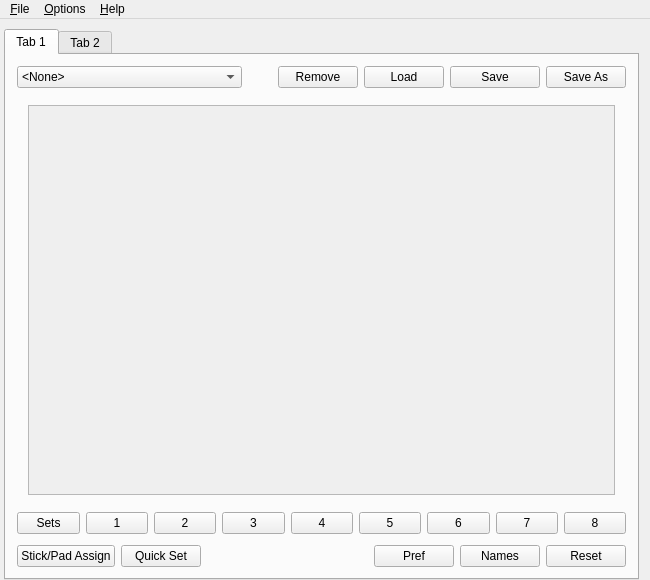
This is src/mainwindow.ui in AntiMicroX/antimicrox as Qt 5 draws it before an edit. The edited form follows.
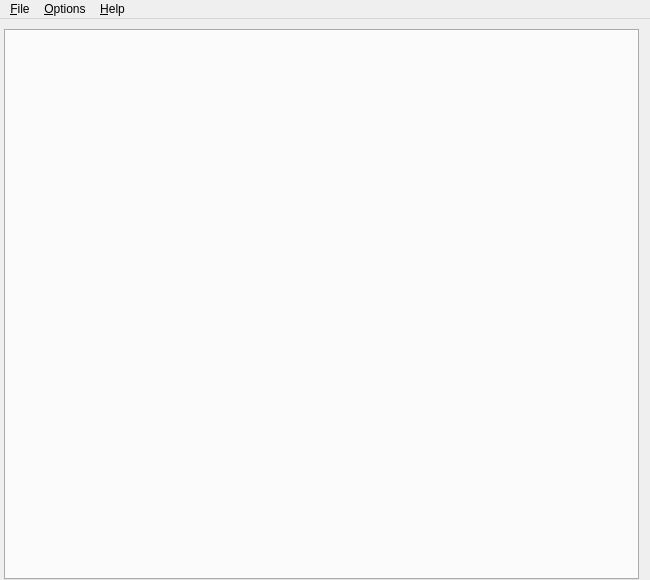
This is the edited form. Icons and pictures are not drawn. Custom widgets are drawn as their Qt base class.

Commit message: AutoProfile prototype for Linux.

```diff
--- a/src/mainwindow.ui
+++ b/src/mainwindow.ui
@@ -144,436 +144,6 @@
           <property name="movable">
            <bool>false</bool>
           </property>
-          <widget class="QWidget" name="tab">
-           <property name="sizePolicy">
-            <sizepolicy hsizetype="MinimumExpanding" vsizetype="MinimumExpanding">
-             <horstretch>0</horstretch>
-             <verstretch>0</verstretch>
-            </sizepolicy>
-           </property>
-           <property name="layoutDirection">
-            <enum>Qt::LeftToRight</enum>
-           </property>
-           <attribute name="title">
-            <string>Tab 1</string>
-           </attribute>
-           <layout class="QVBoxLayout" name="verticalLayout_5">
-            <item>
-             <layout class="QHBoxLayout" name="horizontalLayout">
-              <item>
-               <widget class="QComboBox" name="configBox">
-                <property name="sizePolicy">
-                 <sizepolicy hsizetype="Expanding" vsizetype="Preferred">
-                  <horstretch>0</horstretch>
-                  <verstretch>0</verstretch>
-                 </sizepolicy>
-                </property>
-                <property name="editable">
-                 <bool>false</bool>
-                </property>
-                <item>
-                 <property name="text">
-                  <string>&lt;None&gt;</string>
-                 </property>
-                </item>
-               </widget>
-              </item>
-              <item>
-               <spacer name="horizontalSpacer">
-                <property name="orientation">
-                 <enum>Qt::Horizontal</enum>
-                </property>
-                <property name="sizeType">
-                 <enum>QSizePolicy::Fixed</enum>
-                </property>
-                <property name="sizeHint" stdset="0">
-                 <size>
-                  <width>30</width>
-                  <height>20</height>
-                 </size>
-                </property>
-               </spacer>
-              </item>
-              <item>
-               <widget class="QPushButton" name="removeButton">
-                <property name="toolTip">
-                 <string>Remove configuration from recent list.</string>
-                </property>
-                <property name="text">
-                 <string>Remove</string>
-                </property>
-                <property name="icon">
-                 <iconset theme="edit-clear-list">
-                  <normaloff/>
-                 </iconset>
-                </property>
-               </widget>
-              </item>
-              <item>
-               <widget class="QPushButton" name="pushButton_8">
-                <property name="sizePolicy">
-                 <sizepolicy hsizetype="Preferred" vsizetype="Preferred">
-                  <horstretch>0</horstretch>
-                  <verstretch>0</verstretch>
-                 </sizepolicy>
-                </property>
-                <property name="minimumSize">
-                 <size>
-                  <width>0</width>
-                  <height>0</height>
-                 </size>
-                </property>
-                <property name="toolTip">
-                 <string>Load configuration file.</string>
-                </property>
-                <property name="text">
-                 <string>Load</string>
-                </property>
-                <property name="icon">
-                 <iconset theme="document-open">
-                  <normaloff/>
-                 </iconset>
-                </property>
-               </widget>
-              </item>
-              <item>
-               <widget class="QPushButton" name="pushButton_7">
-                <property name="sizePolicy">
-                 <sizepolicy hsizetype="Preferred" vsizetype="Preferred">
-                  <horstretch>0</horstretch>
-                  <verstretch>0</verstretch>
-                 </sizepolicy>
-                </property>
-                <property name="minimumSize">
-                 <size>
-                  <width>90</width>
-                  <height>0</height>
-                 </size>
-                </property>
-                <property name="toolTip">
-                 <string>Save changes to configuration file.</string>
-                </property>
-                <property name="text">
-                 <string>Save</string>
-                </property>
-                <property name="icon">
-                 <iconset theme="document-save">
-                  <normaloff/>
-                 </iconset>
-                </property>
-               </widget>
-              </item>
-              <item>
-               <widget class="QPushButton" name="pushButton_2">
-                <property name="sizePolicy">
-                 <sizepolicy hsizetype="Preferred" vsizetype="Preferred">
-                  <horstretch>0</horstretch>
-                  <verstretch>0</verstretch>
-                 </sizepolicy>
-                </property>
-                <property name="minimumSize">
-                 <size>
-                  <width>0</width>
-                  <height>0</height>
-                 </size>
-                </property>
-                <property name="maximumSize">
-                 <size>
-                  <width>16777215</width>
-                  <height>16777215</height>
-                 </size>
-                </property>
-                <property name="toolTip">
-                 <string>Save changes to a new configuration file.</string>
-                </property>
-                <property name="text">
-                 <string>Save As</string>
-                </property>
-                <property name="icon">
-                 <iconset theme="document-save-as">
-                  <normaloff/>
-                 </iconset>
-                </property>
-                <property name="autoDefault">
-                 <bool>false</bool>
-                </property>
-                <property name="default">
-                 <bool>false</bool>
-                </property>
-                <property name="flat">
-                 <bool>false</bool>
-                </property>
-               </widget>
-              </item>
-             </layout>
-            </item>
-            <item>
-             <widget class="QStackedWidget" name="stackedWidget_2">
-              <property name="sizePolicy">
-               <sizepolicy hsizetype="Expanding" vsizetype="Expanding">
-                <horstretch>0</horstretch>
-                <verstretch>0</verstretch>
-               </sizepolicy>
-              </property>
-              <property name="currentIndex">
-               <number>0</number>
-              </property>
-              <widget class="QWidget" name="page">
-               <layout class="QVBoxLayout" name="verticalLayout">
-                <item>
-                 <widget class="QScrollArea" name="scrollArea">
-                  <property name="widgetResizable">
-                   <bool>true</bool>
-                  </property>
-                  <widget class="QWidget" name="scrollAreaWidgetContents">
-                   <property name="geometry">
-                    <rect>
-                     <x>0</x>
-                     <y>0</y>
-                     <width>612</width>
-                     <height>396</height>
-                    </rect>
-                   </property>
-                   <property name="sizePolicy">
-                    <sizepolicy hsizetype="Expanding" vsizetype="Expanding">
-                     <horstretch>0</horstretch>
-                     <verstretch>0</verstretch>
-                    </sizepolicy>
-                   </property>
-                   <layout class="QFormLayout" name="formLayout">
-                    <property name="fieldGrowthPolicy">
-                     <enum>QFormLayout::ExpandingFieldsGrow</enum>
-                    </property>
-                   </layout>
-                  </widget>
-                 </widget>
-                </item>
-               </layout>
-              </widget>
-              <widget class="QWidget" name="page_2"/>
-              <widget class="QWidget" name="page_3"/>
-              <widget class="QWidget" name="page_4"/>
-              <widget class="QWidget" name="page_5"/>
-              <widget class="QWidget" name="page_6"/>
-              <widget class="QWidget" name="page_7"/>
-              <widget class="QWidget" name="page_8"/>
-             </widget>
-            </item>
-            <item>
-             <layout class="QHBoxLayout" name="horizontalLayout_2">
-              <item>
-               <widget class="QPushButton" name="setsMenuButton">
-                <property name="text">
-                 <string>Sets</string>
-                </property>
-                <property name="autoDefault">
-                 <bool>false</bool>
-                </property>
-                <property name="default">
-                 <bool>false</bool>
-                </property>
-                <property name="flat">
-                 <bool>false</bool>
-                </property>
-               </widget>
-              </item>
-              <item>
-               <widget class="QPushButton" name="setPushButton1">
-                <property name="styleSheet">
-                 <string notr="true"/>
-                </property>
-                <property name="text">
-                 <string>1</string>
-                </property>
-                <property name="setActive" stdset="0">
-                 <bool>true</bool>
-                </property>
-               </widget>
-              </item>
-              <item>
-               <widget class="QPushButton" name="setPushButton2">
-                <property name="text">
-                 <string>2</string>
-                </property>
-                <property name="setActive" stdset="0">
-                 <bool>false</bool>
-                </property>
-               </widget>
-              </item>
-              <item>
-               <widget class="QPushButton" name="setPushButton3">
-                <property name="text">
-                 <string>3</string>
-                </property>
-                <property name="setActive" stdset="0">
-                 <bool>false</bool>
-                </property>
-               </widget>
-              </item>
-              <item>
-               <widget class="QPushButton" name="setPushButton4">
-                <property name="text">
-                 <string>4</string>
-                </property>
-                <property name="setActive" stdset="0">
-                 <bool>false</bool>
-                </property>
-               </widget>
-              </item>
-              <item>
-               <widget class="QPushButton" name="setPushButton5">
-                <property name="text">
-                 <string>5</string>
-                </property>
-                <property name="setActive" stdset="0">
-                 <bool>false</bool>
-                </property>
-               </widget>
-              </item>
-              <item>
-               <widget class="QPushButton" name="setPushButton6">
-                <property name="text">
-                 <string>6</string>
-                </property>
-                <property name="setActive" stdset="0">
-                 <bool>false</bool>
-                </property>
-               </widget>
-              </item>
-              <item>
-               <widget class="QPushButton" name="setPushButton7">
-                <property name="text">
-                 <string>7</string>
-                </property>
-                <property name="setActive" stdset="0">
-                 <bool>false</bool>
-                </property>
-               </widget>
-              </item>
-              <item>
-               <widget class="QPushButton" name="setPushButton8">
-                <property name="text">
-                 <string>8</string>
-                </property>
-                <property name="setActive" stdset="0">
-                 <bool>false</bool>
-                </property>
-               </widget>
-              </item>
-             </layout>
-            </item>
-            <item>
-             <spacer name="verticalSpacer">
-              <property name="orientation">
-               <enum>Qt::Vertical</enum>
-              </property>
-              <property name="sizeType">
-               <enum>QSizePolicy::Fixed</enum>
-              </property>
-              <property name="sizeHint" stdset="0">
-               <size>
-                <width>20</width>
-                <height>5</height>
-               </size>
-              </property>
-             </spacer>
-            </item>
-            <item>
-             <layout class="QHBoxLayout" name="horizontalLayout_3">
-              <item>
-               <widget class="QPushButton" name="stickAssignPushButton">
-                <property name="text">
-                 <string>Stick/Pad Assign</string>
-                </property>
-                <property name="icon">
-                 <iconset theme="games-config-options">
-                  <normaloff/>
-                 </iconset>
-                </property>
-               </widget>
-              </item>
-              <item>
-               <widget class="QPushButton" name="quickSetPushButton">
-                <property name="text">
-                 <string>Quick Set</string>
-                </property>
-               </widget>
-              </item>
-              <item>
-               <spacer name="horizontalSpacer_2">
-                <property name="orientation">
-                 <enum>Qt::Horizontal</enum>
-                </property>
-                <property name="sizeHint" stdset="0">
-                 <size>
-                  <width>40</width>
-                  <height>20</height>
-                 </size>
-                </property>
-               </spacer>
-              </item>
-              <item>
-               <widget class="QPushButton" name="delayPushButton">
-                <property name="text">
-                 <string>Pref</string>
-                </property>
-               </widget>
-              </item>
-              <item>
-               <widget class="QPushButton" name="namesPushButton">
-                <property name="toolTip">
-                 <string>Toggle button name displaying.</string>
-                </property>
-                <property name="text">
-                 <string>Names</string>
-                </property>
-                <property name="icon">
-                 <iconset theme="text-field">
-                  <normaloff/>
-                 </iconset>
-                </property>
-                <property name="isDisplayingNames" stdset="0">
-                 <bool>false</bool>
-                </property>
-               </widget>
-              </item>
-              <item>
-               <widget class="QPushButton" name="pushButton_9">
-                <property name="sizePolicy">
-                 <sizepolicy hsizetype="Preferred" vsizetype="Fixed">
-                  <horstretch>0</horstretch>
-                  <verstretch>0</verstretch>
-                 </sizepolicy>
-                </property>
-                <property name="minimumSize">
-                 <size>
-                  <width>75</width>
-                  <height>0</height>
-                 </size>
-                </property>
-                <property name="toolTip">
-                 <string>Revert changes to the configuration. Reload configuration file.</string>
-                </property>
-                <property name="text">
-                 <string>Reset</string>
-                </property>
-                <property name="icon">
-                 <iconset theme="document-revert">
-                  <normaloff/>
-                 </iconset>
-                </property>
-               </widget>
-              </item>
-             </layout>
-            </item>
-           </layout>
-          </widget>
-          <widget class="QWidget" name="tab_2">
-           <attribute name="title">
-            <string>Tab 2</string>
-           </attribute>
-           <layout class="QVBoxLayout" name="verticalLayout_2"/>
-          </widget>
          </widget>
         </item>
        </layout>
```
Left out of the diff: 2 changed lines with no effect on the pictures. The commit also changes 23 other files.
